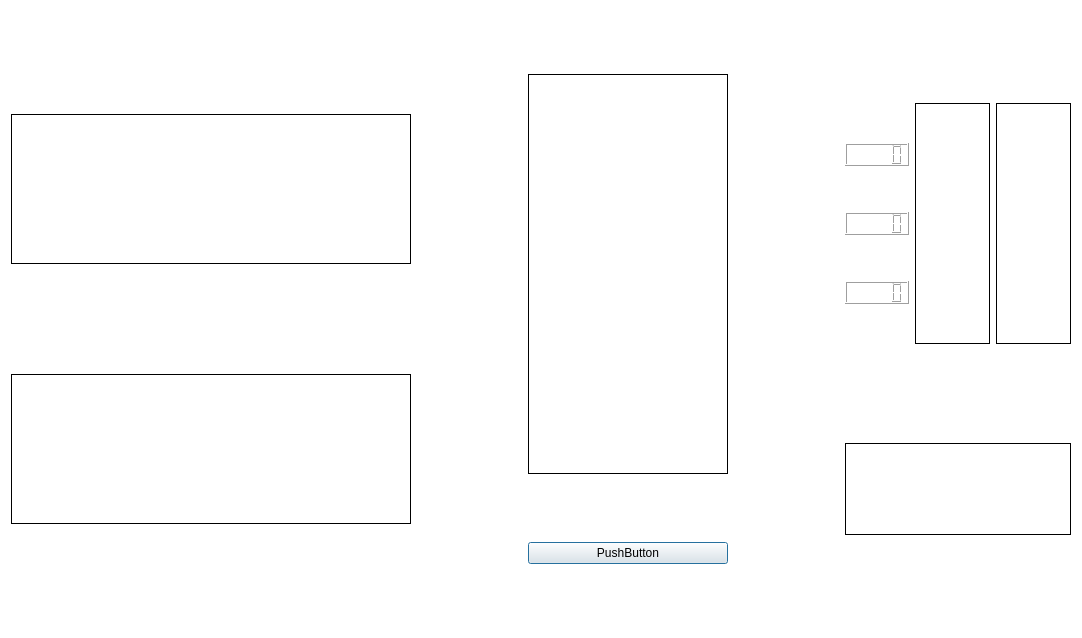
Old version of the form BaseStationCode/src/ui/data.ui in the repository ul-gaul/Avionique_Software.
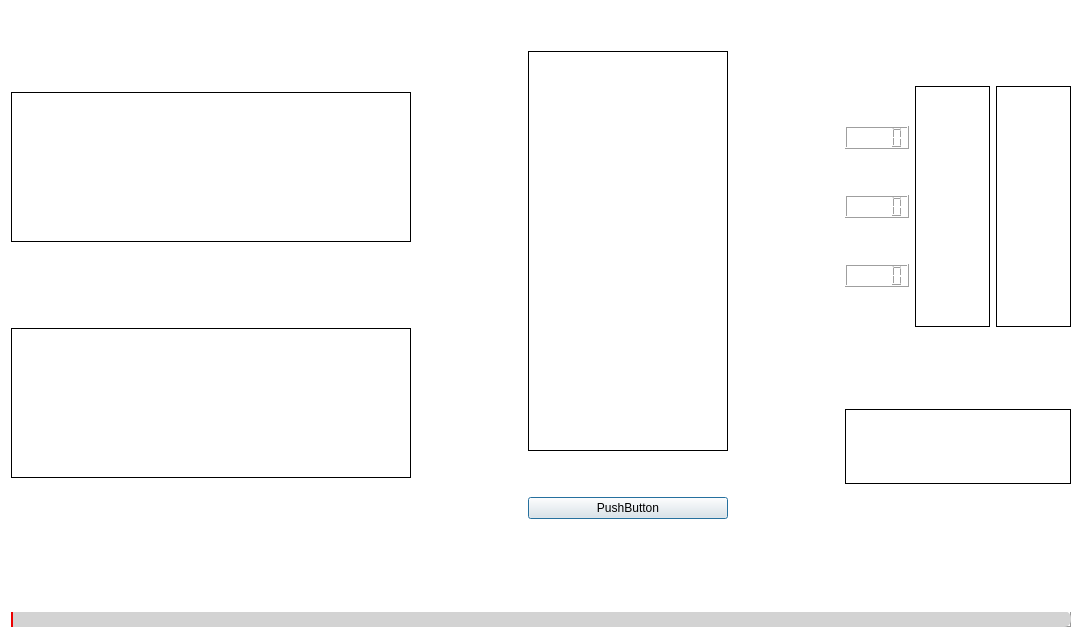
New version of the form. Icons and pictures are not drawn.

Commit message: Ajout du slider de temps dans la fenêtre de données

```diff
--- a/BaseStationCode/src/ui/data.ui
+++ b/BaseStationCode/src/ui/data.ui
@@ -22,7 +22,9 @@
 	background: white;
 }</string>
   </property>
-  <layout class="QHBoxLayout" name="horizontalLayout">
+  <layout class="QVBoxLayout" name="verticalLayout_5">
+   <item>
+    <layout class="QHBoxLayout" name="horizontalLayout_4">
    <item>
     <layout class="QVBoxLayout" name="verticalLayout">
      <item>
@@ -39,7 +41,7 @@
       </spacer>
      </item>
      <item>
-      <widget class="QFrame" name="frame_2">
+        <widget class="QFrame" name="frame">
        <property name="sizePolicy">
         <sizepolicy hsizetype="MinimumExpanding" vsizetype="MinimumExpanding">
          <horstretch>0</horstretch>
@@ -83,7 +85,7 @@
       </spacer>
      </item>
      <item>
-      <widget class="QFrame" name="frame">
+        <widget class="QFrame" name="frame_2">
        <property name="sizePolicy">
         <sizepolicy hsizetype="MinimumExpanding" vsizetype="MinimumExpanding">
          <horstretch>0</horstretch>
@@ -154,7 +156,7 @@
       </spacer>
      </item>
      <item>
-      <widget class="QFrame" name="frame_4">
+        <widget class="QFrame" name="frame_3">
        <property name="sizePolicy">
         <sizepolicy hsizetype="MinimumExpanding" vsizetype="MinimumExpanding">
          <horstretch>0</horstretch>
@@ -312,7 +314,7 @@
         </layout>
        </item>
        <item>
-        <widget class="QFrame" name="frame_6">
+          <widget class="QFrame" name="frame_4">
          <property name="sizePolicy">
           <sizepolicy hsizetype="MinimumExpanding" vsizetype="MinimumExpanding">
            <horstretch>0</horstretch>
@@ -383,7 +385,7 @@
       </spacer>
      </item>
      <item>
-      <widget class="QFrame" name="frame_3">
+        <widget class="QFrame" name="frame_6">
        <property name="sizePolicy">
         <sizepolicy hsizetype="MinimumExpanding" vsizetype="MinimumExpanding">
          <horstretch>0</horstretch>
@@ -418,6 +420,56 @@
       </spacer>
      </item>
     </layout>
+     </item>
+    </layout>
+   </item>
+   <item>
+    <spacer name="verticalSpacer_14">
+     <property name="orientation">
+      <enum>Qt::Vertical</enum>
+     </property>
+     <property name="sizeHint" stdset="0">
+      <size>
+       <width>20</width>
+       <height>40</height>
+      </size>
+     </property>
+    </spacer>
+   </item>
+   <item>
+    <widget class="QSlider" name="horizontalSlider">
+     <property name="styleSheet">
+      <string notr="true">#horizontalSlider::groove:horizontal {
+	border: 1px solid #999999;
+	height: 14px;
+	border-radius: 9px;
+}
+/*
+#horizontalSlider::handle:horizontal {
+	width: 14px;
+ 	background-image: url(:/slider.png);
+}
+*/
+#horizontalSlider::add-page:qlineargradient {
+background: lightgrey;
+border-top-right-radius: 7px;
+border-bottom-right-radius: 7px;
+border-top-left-radius: 0px;
+border-bottom-left-radius: 0px;
+}
+
+#horizontalSlider::sub-page:qlineargradient {
+background: rgb(236, 0, 0);
+border-top-right-radius: 0px;
+border-bottom-right-radius: 0px;
+border-top-left-radius: 7px;
+border-bottom-left-radius: 7px;
+}</string>
+     </property>
+     <property name="orientation">
+      <enum>Qt::Horizontal</enum>
+     </property>
+    </widget>
    </item>
   </layout>
  </widget>
```
Lines whose indentation alone changed are shown as unchanged. The commit also changes 1 other file.
